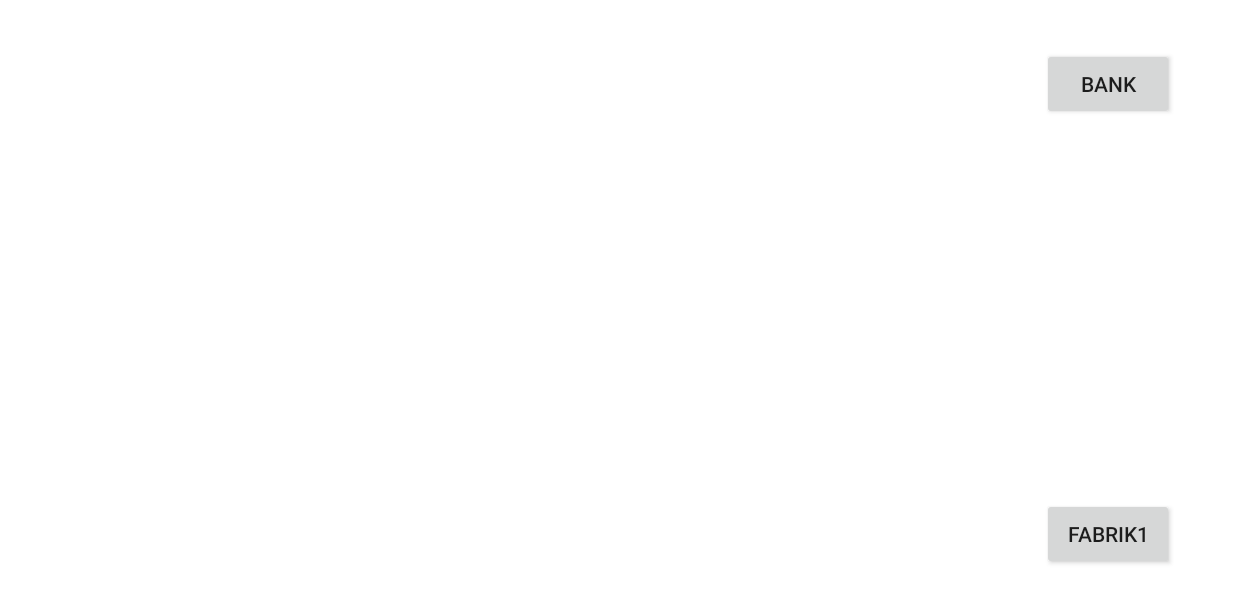
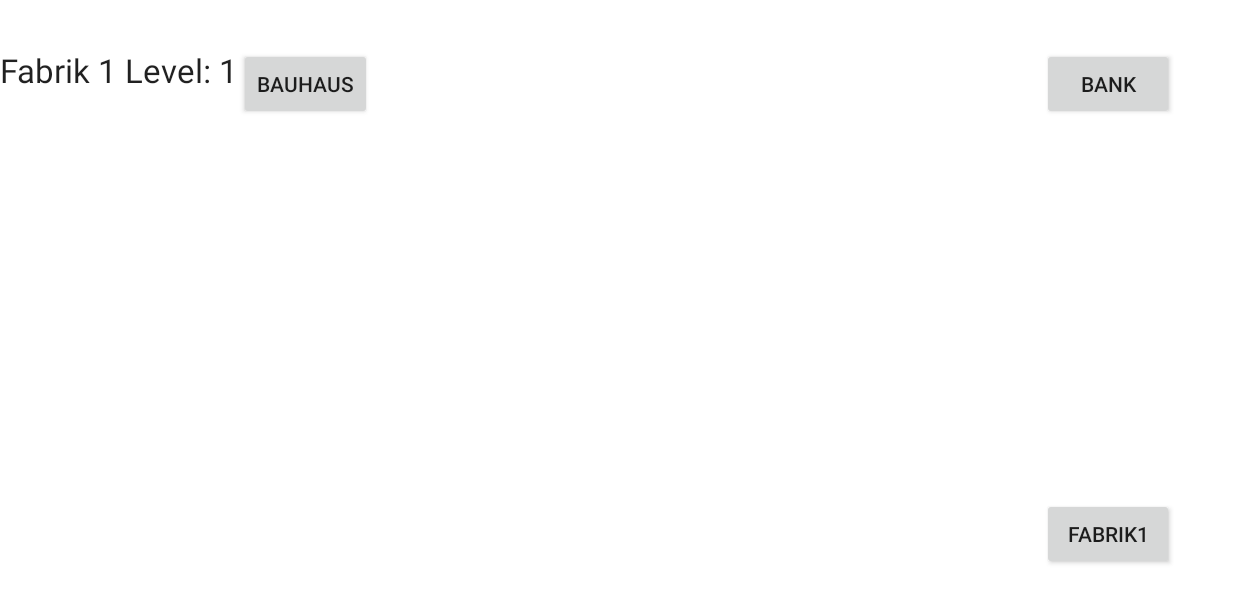
Before and after one commit to rodentooth/Royal_Industry, an Android app: the screen it shows after launch (MainActivity), on a phone screen of 824 x 412 dp (held sideways). Shown: the top 603 px of the screen. Run offline under Robolectric (Android 15) with nearby library versions, the phone set to English and light mode, and no system bars; 4 statements that could not run were skipped.

```diff
--- a/app/src/main/java/com/frozensparks/royalindustry/MainActivity.java
+++ b/app/src/main/java/com/frozensparks/royalindustry/MainActivity.java
@@ -1,8 +1,11 @@
 package com.frozensparks.royalindustry;
 
 import android.annotation.SuppressLint;
+import android.app.AlertDialog;
 import android.app.Dialog;
+import android.app.DialogFragment;
 import android.content.Context;
+import android.content.DialogInterface;
 import android.content.Intent;
 import android.content.SharedPreferences;
 import android.net.Uri;
@@ -30,43 +33,51 @@ import com.google.android.gms.common.api.GoogleApiClient;
 public class MainActivity extends AppCompatActivity implements View.OnClickListener {
 
 
+
+
+    //Fabrik1
     Button Fabrik1;
     Button SammelnFabrik1;
-    Button Bank;
+    ProgressBar progressBarFabrik1;
+    Context context = this;
+   /* int Fabrik1Level;
+    int maxfabrik1;
+    int minfabrik1;
+    double goldphfab1;
+    wird von sharedpreferences übernommen*/
+    SharedPreferences datafab1;
+    TextView countfab1;
+    TextView leveltextfabr1;
 
 
+    //Bank
+    Button Bank;
     int POOL;
     TextView POOLtext;
-    TextView countfab1;
 
 
+    //Aktualisator
     Handler h = new Handler();
     int delay = 100; //milliseconds
 
-    ProgressBar progressBarFabrik1;
-
-    final Context context = this;
-
-    int Fabrik1Level;
-    int maxfabrik1;
-    int minfabrik1;
-    double goldphfab1;
+    //Bauhaus
+    Button bauhaus;
+    Dialog bauhausdialog;
+    Button upgradefab1;
 
 
-
+    //FULLSCREEN
 
     /**
      * Whether or not the system UI should be auto-hidden after
      * {@link #AUTO_HIDE_DELAY_MILLIS} milliseconds.
      */
     private static final boolean AUTO_HIDE = true;
-
     /**
      * If {@link #AUTO_HIDE} is set, the number of milliseconds to wait after
      * user interaction before hiding the system UI.
      */
     private static final int AUTO_HIDE_DELAY_MILLIS = 3000;
-
     /**
      * Some older devices needs a small delay between UI widget updates
      * and a change of the status and navigation bar.
@@ -132,6 +143,9 @@ public class MainActivity extends AppCompatActivity implements View.OnClickListe
 
 
 
+
+    //Start
+
     @Override
     protected void onCreate(Bundle savedInstanceState) {
         super.onCreate(savedInstanceState);
@@ -148,26 +162,31 @@ public class MainActivity extends AppCompatActivity implements View.OnClickListe
             }
         });
 
-        // Upon interacting with UI controls, delay any scheduled hide()
-        // operations to prevent the jarring behavior of controls going away
-        // while interacting with the UI.
-
-
-        Fabrik1 = (Button) findViewById(R.id.Fabrik1);
-        Fabrik1.setOnClickListener(this);
-
-        SammelnFabrik1 = (Button) findViewById(R.id.SammelnFabrik1);
-        SammelnFabrik1.setOnClickListener(this);
-
-        Bank = (Button) findViewById(R.id.Bank);
-        Bank.setOnClickListener(this);
 
 
 
 
 
 
+        //Bank
+        Bank = (Button) findViewById(R.id.Bank);
+        Bank.setOnClickListener(this);
 
+
+
+        //Bauhaus
+        bauhaus = (Button) findViewById(R.id.bauhaus);
+        bauhaus.setOnClickListener(this);
+
+
+
+
+        //Fabrik1
+        Fabrik1 = (Button) findViewById(R.id.Fabrik1);
+        Fabrik1.setOnClickListener(this);
+        SammelnFabrik1 = (Button) findViewById(R.id.SammelnFabrik1);
+        SammelnFabrik1.setOnClickListener(this);
+        leveltextfabr1 = (TextView) findViewById(R.id.leveltextfabr1);
 
         //counter für fabriken. Hat die fabrik schonmal produziert?
         SharedPreferences prefs = getSharedPreferences("resultatdersession", MODE_PRIVATE);
@@ -182,12 +201,18 @@ public class MainActivity extends AppCompatActivity implements View.OnClickListe
 
             //Fabrik auf lvl 1 setzen
             SharedPreferences.Editor editor1 = getSharedPreferences("Fabrik1Level", MODE_PRIVATE).edit();
-            editor1.putInt("Fabrik1Level", 1);
+            editor1.putInt("maxfabrik1", 500);
+            editor1.putInt("minfabrik1", 1);
+            editor1.putFloat("goldphfab1", (float) 0.05);
+            editor1.putString("leveltextfab1", "Fabrik 1 Level: 1");
             editor1.commit();
 
         }
 
 
+
+
+        //Aktualisator
 
         h.postDelayed(new Runnable(){
             public void run(){
@@ -196,31 +221,30 @@ public class MainActivity extends AppCompatActivity implements View.OnClickListe
                 //wenn Long von gold über 1 dann visible, sammelbar machen.
 
                 SharedPreferences prefs = getSharedPreferences("speichervonstartzeit1", MODE_PRIVATE);
+                SharedPreferences prefs1 = getSharedPreferences("Fabrik1Level", MODE_PRIVATE);
                 int startTime = prefs.getInt("startTime", 0); //0 is the default value.
 
                 int endTime = ((int) System.currentTimeMillis()/1000);
                 //aktualisierungszeit ausrechnen
                 int secondsElapsed = endTime - startTime;
                 //einheiten umwandeln
-                double goldtemp = (secondsElapsed * goldphfab1);
+                double goldtemp = (secondsElapsed * prefs1.getFloat("goldphfab1",(float) 0.05));
                 long gold = (long) goldtemp;
                 //checken obs soweit ist
-                if (gold<= minfabrik1) {
+                if (gold<= prefs1.getInt("minfabrik1", 1 )) {
                     SammelnFabrik1.setVisibility(View.GONE);
                 }
-                if(gold>= minfabrik1) {
+                if(gold>= prefs1.getInt("minfabrik1", 1 )) {
                     SammelnFabrik1.setVisibility(View.VISIBLE);
                 }
 
                 //check, welches level die Fabrik 1 hat
-                SharedPreferences prefs1 = getSharedPreferences("Fabrik1Level", MODE_PRIVATE);
 
-                if (prefs1.getInt("Fabrik1Level", 1) <= 1){
 
-                    maxfabrik1 = 500;
-                    minfabrik1 = 1;
-                    goldphfab1 = 0.05;
-                }
+                //Level1
+
+                    leveltextfabr1.setText(prefs1.getString("leveltextfab1", "1"));
+
 
                 h.postDelayed(this, delay);
             }
@@ -309,9 +333,77 @@ public class MainActivity extends AppCompatActivity implements View.OnClickListe
 
 
         }
+        //Bauhaus
+        if (id == R.id.bauhaus) {
 
 
-    }
+            View bauhausdia = View.inflate(this, R.layout.bauhausdialog, null);
+            bauhausdialog = new Dialog(v.getContext());
+            bauhausdialog.requestWindowFeature(Window.FEATURE_NO_TITLE);
+            bauhausdialog.setContentView(bauhausdia);
+
+            upgradefab1 = (Button) bauhausdialog.findViewById(R.id.upgradefab1);
+            upgradefab1.setOnClickListener(this);
+
+
+            bauhausdialog.show();
+
+        }
+
+        if (id == R.id.upgradefab1) {
+
+            AlertDialog.Builder alertDialogBuilder = new AlertDialog.Builder(
+                    context);
+
+            // set title
+            alertDialogBuilder.setTitle("Fabrik 1");
+
+            // set dialog message
+            alertDialogBuilder
+                    .setMessage("Upgradebenefits&costs:...")
+                    .setCancelable(false)
+                    .setPositiveButton("Upgrade!",new DialogInterface.OnClickListener() {
+                        public void onClick(DialogInterface dialog,int id) {
+                           //Upgrade
+
+                            //level2
+                            SharedPreferences.Editor editor1 = getSharedPreferences("Fabrik1Level", MODE_PRIVATE).edit();
+                            editor1.putInt("maxfabrik1", 1000);
+                            editor1.putInt("minfabrik1", 2);
+                            editor1.putFloat("goldphfab1", (float) 0.1);
+                            editor1.putString("leveltextfab1", "Fabrik 1 Level: 2");
+                            editor1.commit();
+                        }
+                    })
+                    .setNegativeButton("No",new DialogInterface.OnClickListener() {
+                        public void onClick(DialogInterface dialog,int id) {
+
+                            dialog.cancel();
+                        }
+                    });
+
+            // create alert dialog
+            AlertDialog alertDialog = alertDialogBuilder.create();
+
+            // show it
+            alertDialog.show();
+
+
+
+            };
+
+
+        }
+
+
+
+
+
+
+
+
+
+    //Fabrik1
     public void dialogFabr1(){
 
         final Dialog dialog = new Dialog(context);
@@ -320,10 +412,16 @@ public class MainActivity extends AppCompatActivity implements View.OnClickListe
 
 
 
+
+
+        datafab1 = getSharedPreferences("Fabrik1Level", MODE_PRIVATE);
+
+
+
         countfab1 = (TextView) dialog.findViewById(R.id.countfab1);
         final TextView GperH = (TextView) dialog.findViewById(R.id.GperH);
         progressBarFabrik1 = (ProgressBar) dialog.findViewById(R.id.progressBarFabrik1);
-        progressBarFabrik1.setMax(maxfabrik1);
+        progressBarFabrik1.setMax(datafab1.getInt("maxfabrik1", 500));
 
 
         h.postDelayed(new Runnable() {
@@ -339,12 +437,12 @@ public class MainActivity extends AppCompatActivity implements View.OnClickListe
                 //aktualisierungszeit ausrechnen
                 int secondsElapsed = endTime - startTime;
                 //einheiten umwandeln
-                double goldtemp = (secondsElapsed * goldphfab1);
+                double goldtemp = (secondsElapsed * datafab1.getFloat("goldphfab1", (float) 0.05));
                 long gold = (long) goldtemp;
                 int goldprogress1 = (int) gold;
 
-                if (goldprogress1 >= maxfabrik1) {
-                    goldprogress1 = maxfabrik1;
+                if (goldprogress1 >= datafab1.getInt("maxfabrik1", 500)) {
+                    goldprogress1 = datafab1.getInt("maxfabrik1", 500);
                 }
                 progressBarFabrik1.setProgress(goldprogress1);
 
@@ -356,12 +454,12 @@ public class MainActivity extends AppCompatActivity implements View.OnClickListe
                 //maximum storage to string
                 StringBuilder maxg = new StringBuilder();
                 maxg.append("");
-                maxg.append(maxfabrik1);
+                maxg.append(datafab1.getInt("maxfabrik1", 500));
                 String maxgo = maxg.toString();
 
                 countfab1.setText(strI + "/" + maxgo);
 
-              double goldphfab160= goldphfab1*60*60;
+              double goldphfab160= datafab1.getFloat("goldphfab1", (float) 0.05)*60*60;
 
                 int goldphfab1int = (int)goldphfab160;
 
@@ -407,7 +505,7 @@ public class MainActivity extends AppCompatActivity implements View.OnClickListe
 
 
        //Sekunden in gold mit kommas umwandeln
-       double goldtemp = (secondsElapsed * goldphfab1);
+       double goldtemp = (secondsElapsed * datafab1.getFloat("goldphfab1", (float) 0.05));
        long gold = (long) goldtemp;
 
 
@@ -422,15 +520,16 @@ public class MainActivity extends AppCompatActivity implements View.OnClickListe
 
        //checken ob das max schon erreicht wurde
 
-       if(goldint>= maxfabrik1) {
+       if(goldint>= datafab1.getInt("maxfabrik1", 500)) {
 
-           goldint = maxfabrik1;
+           goldint = datafab1.getInt("maxfabrik1", 500);
        }
 
 
         //Das Gold zum pool hinzufügen
         SharedPreferences.Editor editor2 = getSharedPreferences("POOL", MODE_PRIVATE).edit();
         SharedPreferences prefs1 = getSharedPreferences("POOL", MODE_PRIVATE);
+        //TODO 10000 löschen
         editor2.putInt("POOL", 10000 + goldint + (prefs1.getInt("POOL", 0)));
         editor2.commit();
 
--- a/app/src/main/res/layout/activity_main.xml
+++ b/app/src/main/res/layout/activity_main.xml
@@ -49,6 +49,25 @@
                     android:layout_alignParentRight="true"
                     />
 
+                <TextView
+                    android:layout_width="wrap_content"
+                    android:layout_height="wrap_content"
+                    android:textAppearance="?android:attr/textAppearanceLarge"
+                    android:text="Fabrik 1 Level:"
+                    android:id="@+id/leveltextfabr1"
+                    android:layout_alignTop="@+id/Bank"
+                    android:layout_alignParentLeft="true"
+                    android:layout_alignParentStart="true" />
+
+                <Button
+                    android:layout_width="wrap_content"
+                    android:layout_height="wrap_content"
+                    android:text="Bauhaus"
+                    android:id="@+id/bauhaus"
+                    android:layout_alignTop="@+id/leveltextfabr1"
+                    android:layout_toRightOf="@+id/leveltextfabr1"
+                    android:layout_toEndOf="@+id/leveltextfabr1" />
+
 
             </RelativeLayout>
 
```
Also changed, not shown: app/src/main/java/com/frozensparks/royalindustry/BankActivity.java (+10 -0 lines), app/src/main/res/layout-land/bauhausdialog.xml (added, +19 -0 lines).
